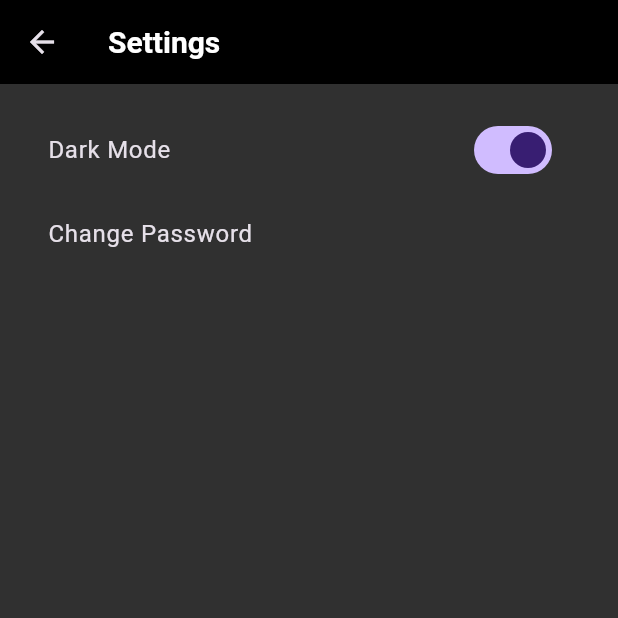
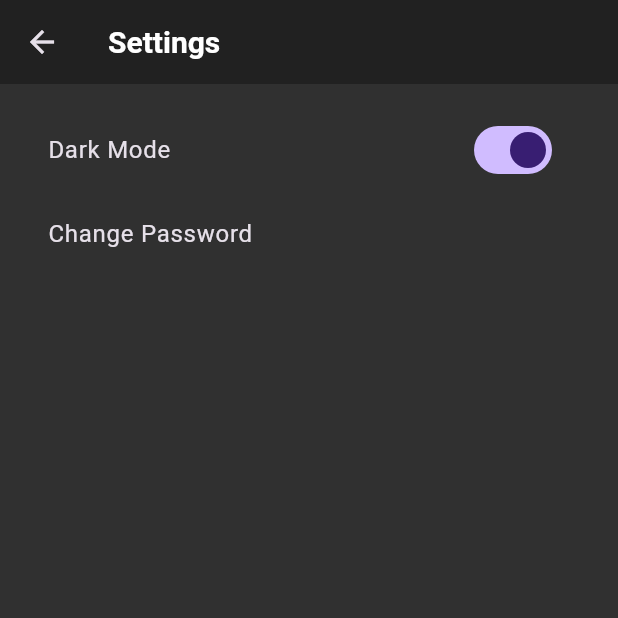
Before and after one commit to Buszewicz/Stiknes, a Flutter app: the SettingsScreen screen opened directly, after a tap on "Dark Mode", on a phone screen of 412 x 824 dp, the top half of it. Run offline on Flutter 3.47's test engine with Material 3 defaults, Android fonts, the phone set to English and light mode, and no system bars; our stand-ins replace flutter_dotenv, flutter_markdown, shared_preferences, supabase_flutter; accounts and stored records are empty; generated files the repository leaves out were written again.

Commit message:
Revert "Dark mode added"

```diff
--- a/stiknes/lib/main.dart
+++ b/stiknes/lib/main.dart
@@ -4,7 +4,6 @@ import 'package:flutter_dotenv/flutter_dotenv.dart';
 import 'package:shared_preferences/shared_preferences.dart';
 import 'screens/login_screen.dart';
 import 'theme_notifier.dart';
-import 'package:provider/provider.dart';
 
 void main() async {
   WidgetsFlutterBinding.ensureInitialized();
@@ -15,7 +14,6 @@ void main() async {
   );
   final prefs = await SharedPreferences.getInstance();
   final isDarkMode = prefs.getBool('darkMode') ?? false;
-
   runApp(MyApp(isDarkMode: isDarkMode));
 }
 
@@ -28,17 +26,18 @@ class MyApp extends StatelessWidget {
 
   @override
   Widget build(BuildContext context) {
-    return ChangeNotifierProvider(
-      create: (_) => ThemeNotifier(
+    return ThemeProvider(
+      notifier: ThemeNotifier(
         isDarkMode ? ThemeNotifier.darkTheme : ThemeNotifier.lightTheme,
         isDarkMode,
       ),
-      child: Consumer<ThemeNotifier>(
-        builder: (context, themeNotifier, child) {
+      child: Builder(
+        builder: (context) {
+          final theme = ThemeProvider.of(context);
           return MaterialApp(
             debugShowCheckedModeBanner: false,
             title: 'Stiknes',
-            theme: themeNotifier.getTheme(),
+            theme: theme,
             home: const LoginScreen(),
           );
         },
--- a/stiknes/lib/screens/settings_screen.dart
+++ b/stiknes/lib/screens/settings_screen.dart
@@ -1,16 +1,15 @@
 import 'package:flutter/material.dart';
 import 'package:shared_preferences/shared_preferences.dart';
-import 'package:provider/provider.dart';
 import '../theme_notifier.dart';
 
 class SettingsScreen extends StatefulWidget {
   const SettingsScreen({super.key});
 
   @override
-  State<SettingsScreen> createState() => _SettingsScreenState();
+  SettingsScreenState createState() => SettingsScreenState();
 }
 
-class _SettingsScreenState extends State<SettingsScreen> {
+class SettingsScreenState extends State<SettingsScreen> {
   bool _darkMode = false;
 
   @override
@@ -32,9 +31,6 @@ class _SettingsScreenState extends State<SettingsScreen> {
     setState(() {
       _darkMode = value;
     });
-
-    // Przełącz motyw
-    Provider.of<ThemeNotifier>(context, listen: false).toggleTheme();
   }
 
   @override
@@ -47,7 +43,11 @@ class _SettingsScreenState extends State<SettingsScreen> {
           SwitchListTile(
             title: const Text('Dark Mode'),
             value: _darkMode,
-            onChanged: _toggleDarkMode,
+            onChanged: (bool value) {
+              _toggleDarkMode(value);
+              final themeNotifier = ThemeNotifier.of(context);
+              themeNotifier?.toggleTheme();
+            },
           ),
           ListTile(
             title: const Text('Change Password'),
--- a/stiknes/lib/theme_notifier.dart
+++ b/stiknes/lib/theme_notifier.dart
@@ -12,10 +12,20 @@ class ThemeNotifier with ChangeNotifier {
   static ThemeData get lightTheme => _lightTheme;
   static ThemeData get darkTheme => _darkTheme;
 
+  void setTheme(ThemeData themeData, bool isDarkMode) {
+    _themeData = themeData;
+    _isDarkMode = isDarkMode;
+    notifyListeners();
+  }
+
   void toggleTheme() {
     _isDarkMode = !_isDarkMode;
     _themeData = _isDarkMode ? darkTheme : lightTheme;
     notifyListeners();
+  }
+
+  static ThemeNotifier? of(BuildContext context) {
+    return context.dependOnInheritedWidgetOfExactType<ThemeProvider>()?.notifier;
   }
 
   static final ThemeData _lightTheme = ThemeData(
@@ -34,7 +44,7 @@ class ThemeNotifier with ChangeNotifier {
     floatingActionButtonTheme: const FloatingActionButtonThemeData(
       backgroundColor: Colors.blue,
     ),
-    dividerColor: Colors.grey,
+    dividerColor: Colors.grey[300],
   );
 
   static final ThemeData _darkTheme = ThemeData(
@@ -42,9 +52,9 @@ class ThemeNotifier with ChangeNotifier {
     primarySwatch: Colors.blueGrey,
     cardColor: Colors.grey[900],
     scaffoldBackgroundColor: Colors.grey[850],
-    appBarTheme: const AppBarTheme(
-      color: Colors.black,
-      titleTextStyle: TextStyle(
+    appBarTheme: AppBarTheme(
+      color: Colors.grey[900],
+      titleTextStyle: const TextStyle(
         color: Colors.white,
         fontSize: 20,
         fontWeight: FontWeight.bold,
@@ -56,3 +66,15 @@ class ThemeNotifier with ChangeNotifier {
     dividerColor: Colors.grey[700],
   );
 }
+
+class ThemeProvider extends InheritedNotifier<ThemeNotifier> {
+  const ThemeProvider({
+    Key? key,
+    required ThemeNotifier notifier,
+    required Widget child,
+  }) : super(key: key, notifier: notifier, child: child);
+
+  static ThemeData of(BuildContext context) {
+    return context.dependOnInheritedWidgetOfExactType<ThemeProvider>()!.notifier!.getTheme();
+  }
+}
```
Also changed, not shown: stiknes/pubspec.lock.
